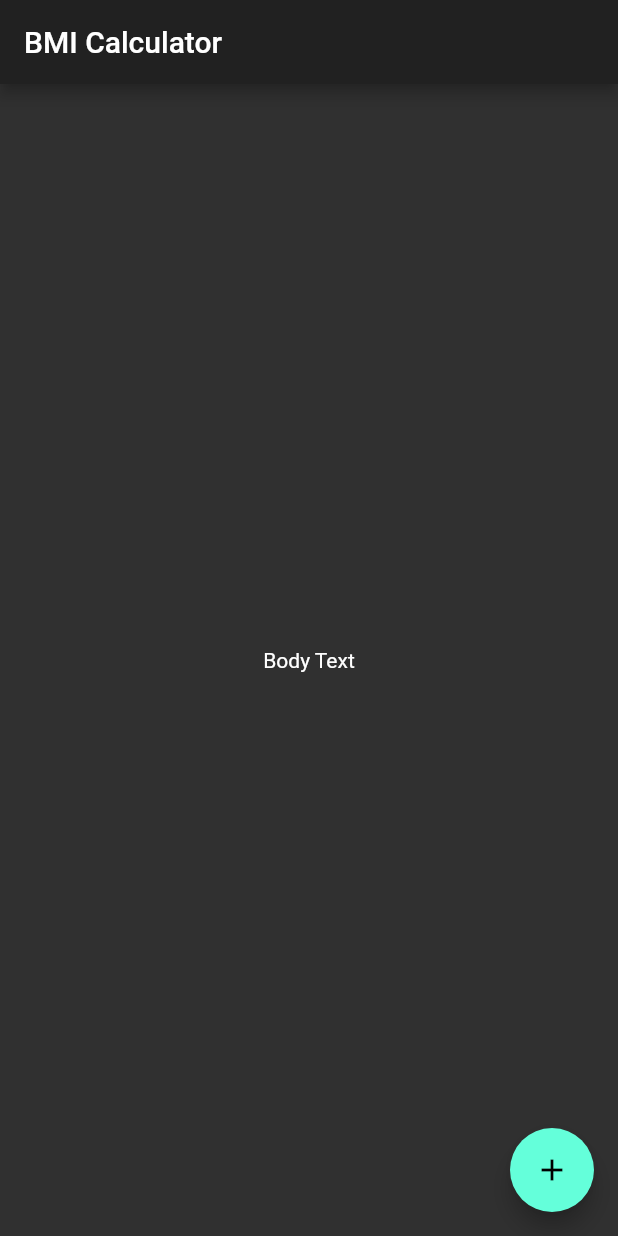
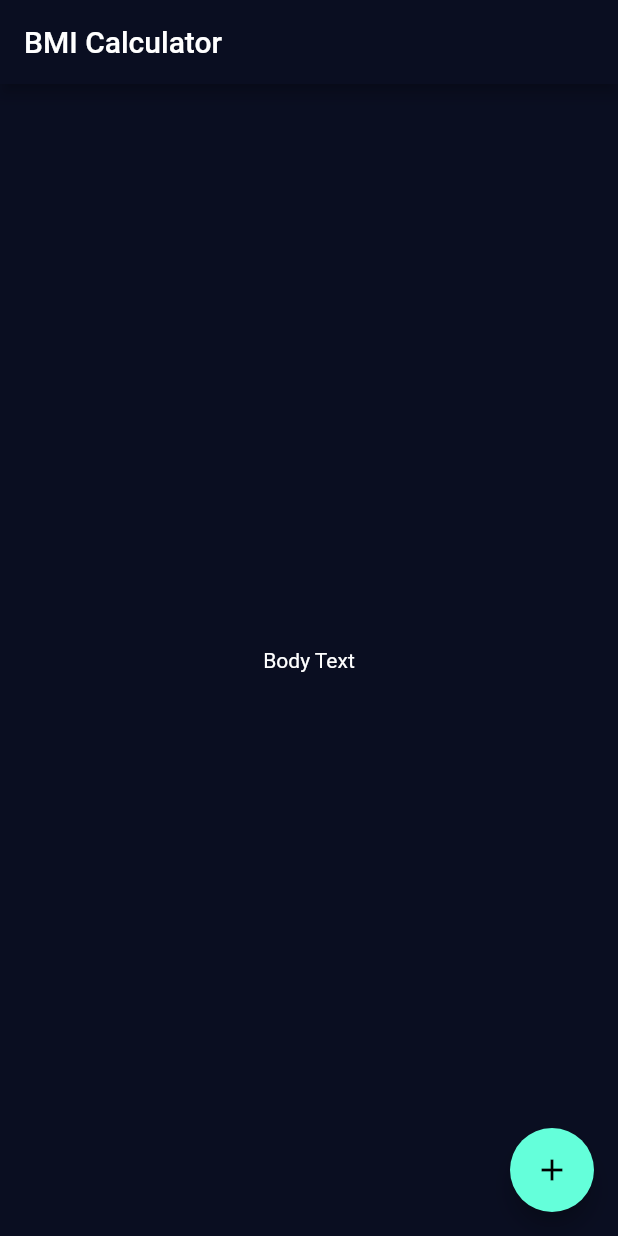
Before and after one commit to snlucas/FlutterBootcamp-StudyRepo, a Flutter app: the screen it shows after launch, on a phone screen of 412 x 824 dp. Run offline on Flutter 3.47's test engine with Material 2 defaults, Android fonts, the phone set to English and light mode, and no system bars; our stand-ins replace audioplayers, rflutter_alert.

Commit message:
Initial theme modifications

```diff
--- a/bmi_calculator/lib/main.dart
+++ b/bmi_calculator/lib/main.dart
@@ -6,7 +6,10 @@ class BMICalculator extends StatelessWidget {
   @override
   Widget build(BuildContext context) {
     return MaterialApp(
-      theme: ThemeData.dark(),
+      theme: ThemeData.dark().copyWith(
+        primaryColor: Color(0xFF0A0E21),
+        scaffoldBackgroundColor: Color(0xFF0A0E21),
+      ),
       home: InputPage(),
     );
   }
@@ -30,6 +33,7 @@ class _InputPageState extends State<InputPage> {
         ),
       ),
       floatingActionButton: FloatingActionButton(
+        onPressed: () {},
         child: Icon(Icons.add),
       ),
     );
```
